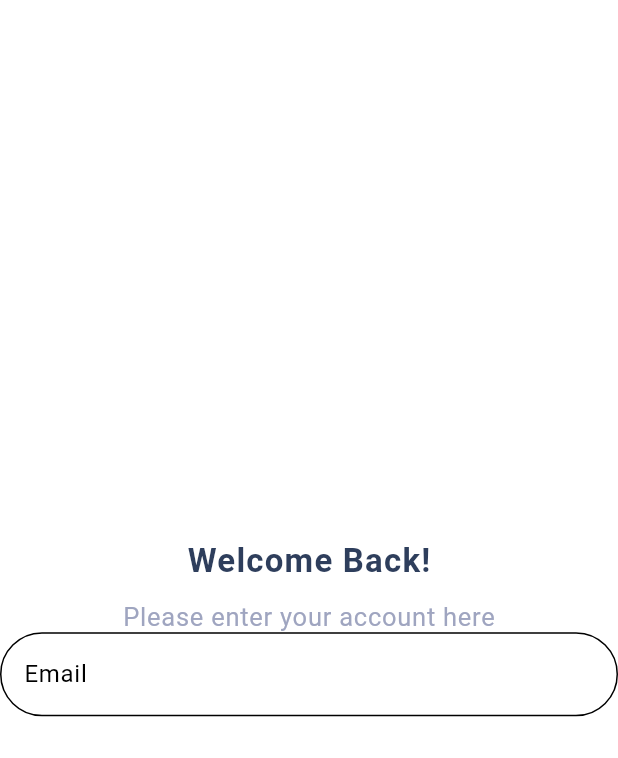
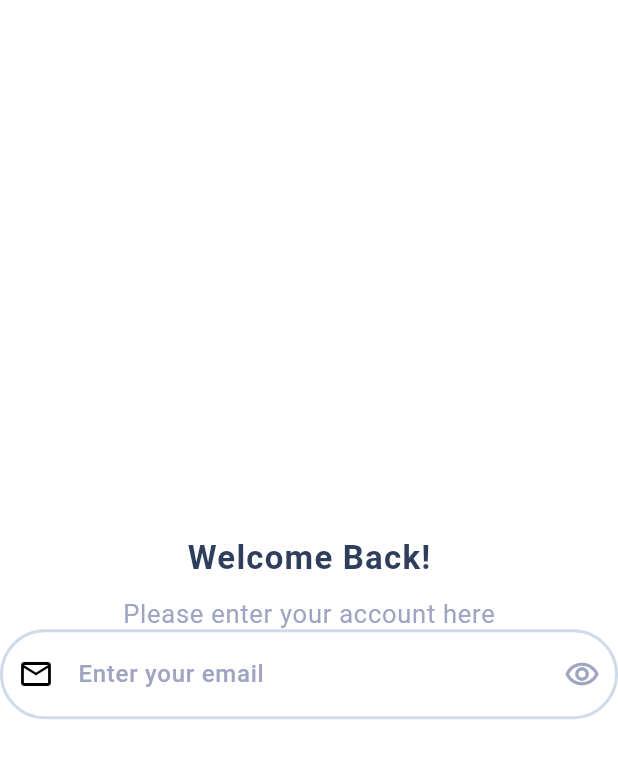
Before and after one commit to didierganthier/cook-snap, a Flutter app: the LoginPage screen opened directly, on a phone screen of 412 x 824 dp. Shown: the top 758 px of the screen. Run offline on Flutter 3.47's test engine with Material 3 defaults, Android fonts, the phone set to English and light mode, and no system bars; our stand-ins replace flutter_dotenv, google_sign_in, sign_in_with_apple, supabase_flutter; accounts and stored records are empty.

Commit message:
fix: build reusable input field

```diff
--- a/lib/app/app.dart
+++ b/lib/app/app.dart
@@ -1,4 +1,4 @@
-import 'package:cook_snap/app/ui/screens/start/start_page.dart';
+import 'package:cook_snap/app/ui/screens/login/login_page.dart';
 import 'package:flutter/material.dart';
 
 class App extends StatelessWidget {
@@ -6,6 +6,6 @@ class App extends StatelessWidget {
 
   @override
   Widget build(BuildContext context) {
-    return const StartPage();
+    return const LoginPage();
   }
 }
--- a/lib/app/constants/app_constants.dart
+++ b/lib/app/constants/app_constants.dart
@@ -45,6 +45,7 @@ class AppColors {
   static const Color tertiaryColor = Color(0xFFF4F5F7);
   static const Color accentColor = Color(0xFF21CC79);
   static const Color backgroundColor = Color(0xFFFFFFFF);
+  static const Color borderColor = Color(0xFFD0DBEA);
   static const Color textColor = Color(0xFF3E5481);
   static const Color textSecondaryColor = Color(0xFF9FA5C0);
   static const Color textTertiaryColor = Color(0xFF2E3E5C);
--- a/lib/app/ui/widgets/input_field.dart
+++ b/lib/app/ui/widgets/input_field.dart
@@ -1,3 +1,4 @@
+import 'package:cook_snap/app/constants/app_constants.dart';
 import 'package:flutter/material.dart';
 
 class InputField extends StatelessWidget {
@@ -7,12 +8,38 @@ class InputField extends StatelessWidget {
   @override
   Widget build(BuildContext context) {
     return TextFormField(
+      obscureText: true,
       validator: validator,
+      style: const TextStyle(
+        color: AppColors.textColor,
+        fontSize: 16.0,
+        fontWeight: FontWeight.w500,
+      ),
+      onTapOutside: (event) {
+        FocusScope.of(context).unfocus();
+      },
       decoration: const InputDecoration(
+        enabledBorder: OutlineInputBorder(
+          borderRadius: BorderRadius.all(Radius.circular(32.0)),
+          borderSide: BorderSide(color: AppColors.borderColor, width: 2.0),
+        ),
+        focusedBorder: OutlineInputBorder(
+          borderSide: BorderSide(color: AppColors.accentColor, width: 2.0),
+          borderRadius: BorderRadius.all(Radius.circular(32.0)),
+        ),
+        hintStyle: TextStyle(
+          color: AppColors.secondaryColor,
+          fontSize: 16.0,
+          fontWeight: FontWeight.w500,
+        ),
+        prefixIcon: Icon(Icons.email_outlined),
+        suffixIcon: Icon(Icons.remove_red_eye_outlined,
+            color: AppColors.secondaryColor),
+        contentPadding: EdgeInsets.symmetric(vertical: 18.0, horizontal: 32.0),
         border: OutlineInputBorder(
           borderRadius: BorderRadius.all(Radius.circular(32.0)),
+          borderSide: BorderSide(color: AppColors.borderColor, width: 2.0),
         ),
-        labelText: 'Email',
         hintText: 'Enter your email',
       ),
     );
```
